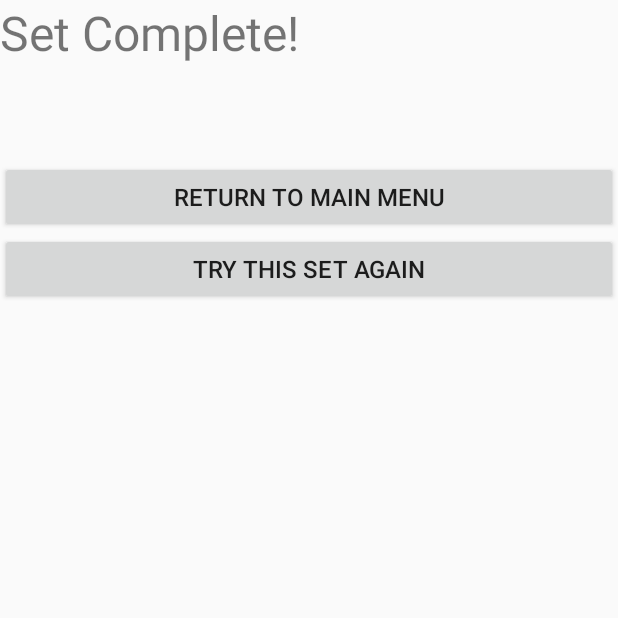
After one commit to EliaGorokhovsky/Fabula, an Android app: the SetCompletionActivity screen opened directly, with no data from a screen before it, on a phone screen of 412 x 824 dp, the top half of it. The commit adds this screen. Run offline under Robolectric (Android 15) with nearby library versions, the phone set to English and light mode, and no system bars; 3 statements that could not run were skipped.

Commit message:
Make functional (still needs to look nice)

```diff
--- a/app/src/main/AndroidManifest.xml
+++ b/app/src/main/AndroidManifest.xml
@@ -23,7 +23,8 @@
             android:name=".QuestionDisplayActivity"
             android:label="@string/title_activity_question_display"
             android:theme="@style/AppTheme" />
-        <activity android:name=".CategorySelectActivity"></activity>
+        <activity android:name=".CategorySelectActivity" />
+        <activity android:name=".SetCompletionActivity"></activity>
     </application>
 
 </manifest>
--- a/app/src/main/java/com/tg/lax/MainActivity.kt
+++ b/app/src/main/java/com/tg/lax/MainActivity.kt
@@ -15,8 +15,7 @@ class MainActivity : AppCompatActivity() {
 
         singleplayer.setOnClickListener {
             startActivity(
-                    Intent(this, QuestionDisplayActivity::class.java)
-                            .putExtra("questionSet", QuestionSet(allCategories["National Officers"]!!, 9))
+                    Intent(this, CategorySelectActivity::class.java)
             )
         }
     }
--- /dev/null
+++ b/app/src/main/java/com/tg/lax/SetCompletionActivity.kt
@@ -0,0 +1,37 @@
+package com.tg.lax
+
+import android.annotation.SuppressLint
+import android.content.Intent
+import android.support.v7.app.AppCompatActivity
+import android.os.Bundle
+import android.util.Log
+import com.tg.lax.logic.questions.QuestionSet
+import kotlinx.android.synthetic.main.activity_set_completion.*
+
+class SetCompletionActivity : AppCompatActivity() {
+
+    @SuppressLint("SetTextI18n")
+    override fun onCreate(savedInstanceState: Bundle?) {
+        super.onCreate(savedInstanceState)
+        setContentView(R.layout.activity_set_completion)
+
+        val questionSet = this.intent.extras["questionSet"] as QuestionSet
+        //Report results
+        completedQuestionsText.text = "Set Complete!\n\nCorrect: ${questionSet.amountCorrect}\nIncorrect: ${questionSet.amountIncorrect}\nTotal Answered: ${questionSet.amountAnswered}/${questionSet.questionKeys.size}"
+
+        Log.i("Answered", "${questionSet.questions.toString()}")
+
+        //Back buttons
+        mainMenuButton.setOnClickListener {
+            startActivity(
+                    Intent(this, MainActivity::class.java)
+            )
+        }
+        retrySetButton.setOnClickListener {
+            startActivity(
+                    Intent(this, QuestionDisplayActivity::class.java)
+                            .putExtra("questionSet", questionSet.cleanCopy)
+            )
+        }
+    }
+}
--- a/app/src/main/java/com/tg/lax/logic/questions/QuestionType.kt
+++ b/app/src/main/java/com/tg/lax/logic/questions/QuestionType.kt
@@ -3,7 +3,7 @@ package com.tg.lax.logic.questions
 /**
  * Represents one of possible categories a question could be from
  */
-enum class QuestionType(name: String): java.io.Serializable {
+enum class QuestionType(val description: String): java.io.Serializable {
     COMPETITIVE_EVENTS("Competitive Events"),
     BUSINESS_JARGON("Business Jargon"),
     BUSINESS_PROCEDURES("Business Procedures"),
@@ -12,7 +12,7 @@ enum class QuestionType(name: String): java.io.Serializable {
     NATIONAL_PARTNERS("National Partners"),
     PARLIAMENTARY_PROCEDURE("Parliamentary Procedures"),
     NETWORKING("Networking"),
-    NATIONAL_LEADERSHIP_CONFERENCES("National Leadership Conferences"),
+    NATIONAL_LEADERSHIP_CONFERENCES("NLCs"),
     FBLA_HISTORY("FBLA History"),
     MISC("Miscellaneous")
 }
--- /dev/null
+++ b/app/src/main/res/layout/activity_set_completion.xml
@@ -0,0 +1,33 @@
+<?xml version="1.0" encoding="utf-8"?>
+<RelativeLayout xmlns:android="http://schemas.android.com/apk/res/android"
+    xmlns:app="http://schemas.android.com/apk/res-auto"
+    xmlns:tools="http://schemas.android.com/tools"
+    android:layout_width="match_parent"
+    android:layout_height="match_parent"
+    tools:context="com.tg.lax.SetCompletionActivity">
+
+    <TextView
+        android:layout_width="match_parent"
+        android:layout_height="wrap_content"
+        android:text="Set Complete!"
+        android:textSize="32dp"
+        android:id="@+id/completedQuestionsText"
+        android:paddingBottom="64dp"/>
+
+    <Button
+        android:layout_width="match_parent"
+        android:layout_height="wrap_content"
+        android:layout_below="@+id/completedQuestionsText"
+        android:text="Return to Main Menu"
+        android:textSize="16dp"
+        android:id="@+id/mainMenuButton"/>
+
+    <Button
+        android:layout_width="match_parent"
+        android:layout_height="wrap_content"
+        android:layout_below="@+id/mainMenuButton"
+        android:text="Try this set again"
+        android:textSize="16dp"
+        android:id="@+id/retrySetButton"/>
+
+</RelativeLayout>
```
Also changed, not shown: app/src/main/java/com/tg/lax/CategorySelectActivity.kt (+123 -0 lines), app/src/main/java/com/tg/lax/logic/helpers/CategoryAdapter.kt (added, +33 -0 lines), app/src/main/java/com/tg/lax/logic/questions/Category.kt (+22 -17 lines), app/src/main/java/com/tg/lax/logic/questions/QuestionSet.kt (+19 -6 lines), app/src/main/res/layout/activity_category_select.xml (+7 -1 lines).
